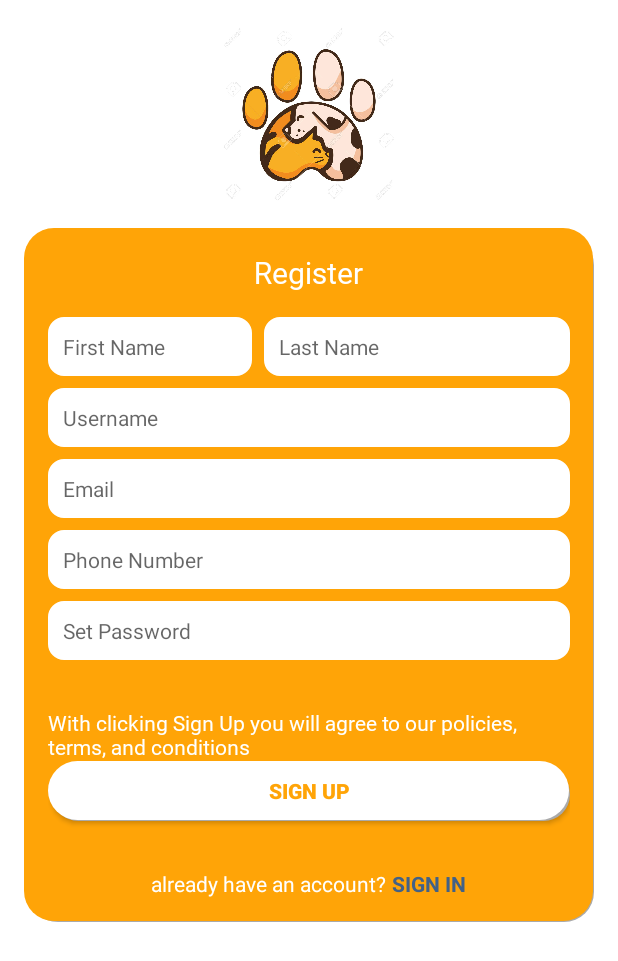
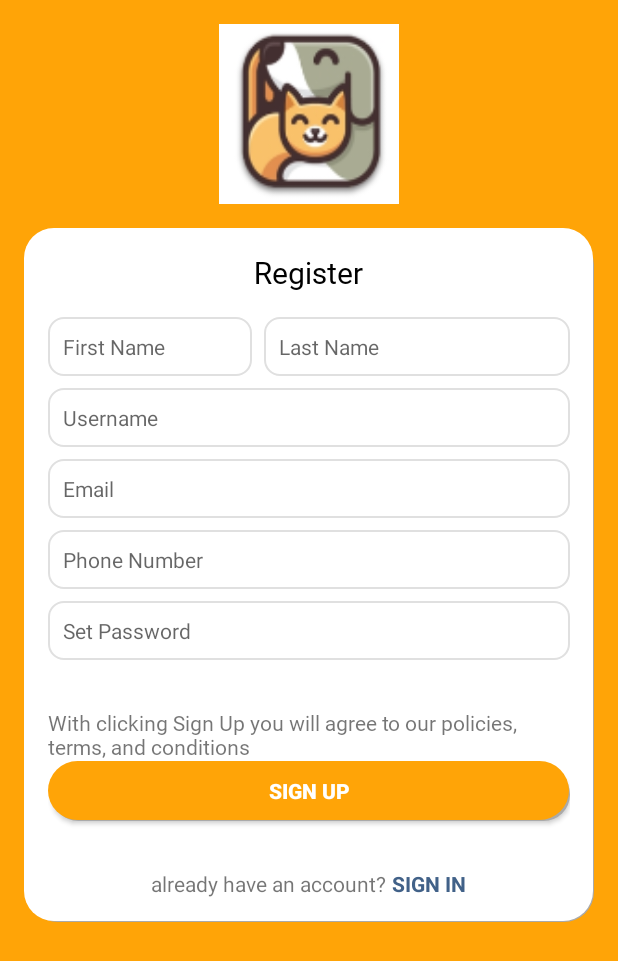
Before and after one commit to haryandrafatwa/AdorablePet, an Android app: the screen it shows after launch (RegisterActivity), after a tap on "SIGN UP", on a phone screen of 412 x 824 dp. Shown: the top 961 px of the screen. Run offline under Robolectric (Android 15) with nearby library versions, the phone set to English and light mode, and no system bars; our stand-ins replace Firebase (no records; nobody signed in at launch, a user with empty details on screens opened directly).

Commit message:
Login Page with Back-End

```diff
--- a/app/src/main/java/com/example/adorablepet/LoginActivity.java
+++ b/app/src/main/java/com/example/adorablepet/LoginActivity.java
@@ -1,16 +1,35 @@
 package com.example.adorablepet;
 
+import android.app.ProgressDialog;
 import android.content.Intent;
+import android.graphics.Color;
 import android.os.Bundle;
 import android.os.Handler;
+import android.text.Editable;
+import android.text.TextUtils;
+import android.text.TextWatcher;
 import android.view.View;
+import android.widget.Button;
+import android.widget.EditText;
 import android.widget.TextView;
+import android.widget.Toast;
 
 import androidx.appcompat.app.AppCompatActivity;
+
+import com.google.android.gms.tasks.OnCompleteListener;
+import com.google.android.gms.tasks.Task;
+import com.google.firebase.auth.AuthResult;
+import com.google.firebase.auth.FirebaseAuth;
+import com.google.firebase.auth.FirebaseUser;
 
 public class LoginActivity extends AppCompatActivity {
 
     private TextView tv_daftar;
+    private FirebaseAuth mAuth;
+    private ProgressDialog mDialog;
+    private Button btnMasuk;
+    private EditText et_email, et_password;
+    private String emailPattern = "[a-zA-Z0-9._-]+@[a-z]+\\.+[a-z]+";
 
     @Override
     protected void onCreate(Bundle savedInstanceState) {
@@ -22,6 +41,11 @@ public class LoginActivity extends AppCompatActivity {
     private void initialize(){
 
         tv_daftar = findViewById(R.id.tv_daftar);
+        mAuth = FirebaseAuth.getInstance();
+        mDialog = new ProgressDialog(this);
+        btnMasuk = findViewById(R.id.btn_masuk);
+        et_email = findViewById(R.id.et_email_login);
+        et_password = findViewById(R.id.et_password_login);
 
         tv_daftar.setOnClickListener(new View.OnClickListener() {
             @Override
@@ -30,6 +54,74 @@ public class LoginActivity extends AppCompatActivity {
             }
         });
 
+        et_email.addTextChangedListener(new TextWatcher() {
+            @Override
+            public void beforeTextChanged(CharSequence charSequence, int i, int i1, int i2) {
+
+            }
+
+            @Override
+            public void onTextChanged(CharSequence charSequence, int i, int i1, int i2) {
+                if (!et_email.getText().toString().matches(emailPattern)) {
+                    et_email.setTextColor(Color.RED);
+                } else {
+                    et_email.setTextColor(getResources().getColor(R.color.colorInputText));
+                }
+            }
+
+            @Override
+            public void afterTextChanged(Editable editable) {
+
+            }
+        });
+
+        btnMasuk.setOnClickListener(new View.OnClickListener() {
+            @Override
+            public void onClick(View v) {
+                loginWithEmailandPassword();
+            }
+        });
+
+    }
+
+    private void loginWithEmailandPassword() {
+
+        String email = et_email.getText().toString();
+        String pass = et_password.getText().toString();
+
+        if (TextUtils.isEmpty(email)) {
+            Toast.makeText(this, "Please fill your email first", Toast.LENGTH_SHORT).show();
+        } else if (TextUtils.isEmpty(pass)) {
+            Toast.makeText(this, "Please fill your password first", Toast.LENGTH_SHORT).show();
+        } else {
+            mDialog.setMessage("Wait a minute...");
+            mDialog.setCancelable(false);
+            mDialog.setTitle("Sign In");
+            mDialog.show();
+
+            mAuth.signInWithEmailAndPassword(email, pass).addOnCompleteListener(new OnCompleteListener<AuthResult>() {
+                @Override
+                public void onComplete(Task<AuthResult> task) {
+                    if (task.isSuccessful()) {
+                        setActivity(MainActivity.class);
+                        Toast.makeText(LoginActivity.this, "Sign In Success", Toast.LENGTH_SHORT).show();
+                        mDialog.dismiss();
+                    } else {
+                        Toast.makeText(LoginActivity.this, "Error " + task.getException().getMessage(), Toast.LENGTH_SHORT).show();
+                        mDialog.dismiss();
+                    }
+                }
+            });
+        }
+    }
+
+    @Override
+    protected void onStart() {
+        super.onStart();
+        FirebaseUser currentUser = mAuth.getCurrentUser();
+        if (currentUser != null) {
+            setActivity(MainActivity.class);
+        }
     }
 
     public void setActivity(Class activity) {
--- a/app/src/main/res/layout/activity_register.xml
+++ b/app/src/main/res/layout/activity_register.xml
@@ -1,7 +1,7 @@
 <?xml version="1.0" encoding="utf-8"?>
 <androidx.core.widget.NestedScrollView xmlns:android="http://schemas.android.com/apk/res/android"
     android:layout_width="match_parent" android:layout_height="match_parent"
-    android:background="@android:color/white">
+    android:background="?colorPrimary">
 
     <RelativeLayout
         android:layout_width="match_parent"
@@ -11,14 +11,14 @@
             android:id="@+id/iv_logo"
             android:layout_width="120dp"
             android:layout_height="120dp"
-            android:background="@drawable/dog"
+            android:background="@drawable/ic_logo"
             android:layout_centerHorizontal="true"
             android:layout_marginTop="16dp"/>
 
         <RelativeLayout
             android:layout_width="match_parent"
             android:layout_height="wrap_content"
-            android:background="@drawable/bg_btn_solid_primary"
+            android:background="@drawable/bg_btn_solid_white"
             android:layout_margin="16dp"
             android:padding="16dp"
             android:layout_below="@id/iv_logo">
@@ -30,7 +30,7 @@
                 android:text="Register"
                 android:textSize="20sp"
                 android:fontFamily="@font/sf_pro_display_medium"
-                android:textColor="@android:color/white"
+                android:textColor="@android:color/black"
                 android:layout_centerHorizontal="true"/>
 
             <LinearLayout
@@ -52,8 +52,7 @@
                     android:textColor="@color/colorInputText"
                     android:textSize="14sp"
                     android:background="@drawable/bg_edittext"
-                    android:layout_marginRight="8dp"
-                    android:backgroundTint="@android:color/white"/>
+                    android:layout_marginRight="8dp"/>
 
                 <EditText
                     android:id="@+id/et_last_name_daftar"
@@ -65,8 +64,7 @@
                     android:inputType="text"
                     android:textColor="@color/colorInputText"
                     android:textSize="14sp"
-                    android:background="@drawable/bg_edittext"
-                    android:backgroundTint="@android:color/white"/>
+                    android:background="@drawable/bg_edittext"/>
 
             </LinearLayout>
 
@@ -81,7 +79,6 @@
                 android:textColor="@color/colorInputText"
                 android:textSize="14sp"
                 android:background="@drawable/bg_edittext"
-                android:backgroundTint="@android:color/white"
                 android:layout_below="@id/nama_lengkap"/>
 
             <EditText
@@ -95,7 +92,6 @@
                 android:textColor="@color/colorInputText"
                 android:textSize="14sp"
                 android:background="@drawable/bg_edittext"
-                android:backgroundTint="@android:color/white"
                 android:layout_below="@id/et_username_daftar"/>
 
             <EditText
@@ -109,7 +105,6 @@
                 android:textColor="@color/colorInputText"
                 android:textSize="14sp"
                 android:background="@drawable/bg_edittext"
-                android:backgroundTint="@android:color/white"
                 android:layout_below="@id/et_email_daftar"/>
 
             <EditText
@@ -123,7 +118,6 @@
                 android:textColor="@color/colorInputText"
                 android:textSize="14sp"
                 android:background="@drawable/bg_edittext"
-                android:backgroundTint="@android:color/white"
                 android:layout_below="@id/et_phonenumber_daftar"/>
 
             <TextView
@@ -132,7 +126,6 @@
                 android:layout_height="wrap_content"
                 android:text="With clicking Sign Up you will agree to our policies, terms, and conditions"
                 android:layout_below="@id/et_password_daftar"
-                android:textColor="@android:color/white"
                 android:fontFamily="@font/sf_pro_display_light"
                 android:layout_marginTop="32dp"/>
             <Button
@@ -142,8 +135,8 @@
                 android:layout_below="@id/agree"
                 android:text="Sign up"
                 android:textStyle="bold"
-                android:textColor="@color/colorPrimary"
-                android:background="@drawable/bg_btn_solid_white"
+                android:textColor="@android:color/white"
+                android:background="@drawable/bg_btn_solid_primary"
                 android:padding="10dp"/>
 
             <RelativeLayout
@@ -157,8 +150,7 @@
                     android:id="@+id/tv2"
                     android:layout_width="wrap_content"
                     android:layout_height="wrap_content"
-                    android:text="already have an account?"
-                    android:textColor="@android:color/white"/>
+                    android:text="already have an account?"/>
 
                 <TextView
                     android:id="@+id/tv_login"
```
Also changed, not shown: app/src/main/res/layout/activity_login.xml (+8 -12 lines), app/src/main/res/layout/registrasi.xml (deleted, +0 -94 lines), app/src/main/res/layout/splashscreen.xml (+4 -4 lines), app/src/main/res/drawable-xxhdpi/ic_logo.jpg (added).
